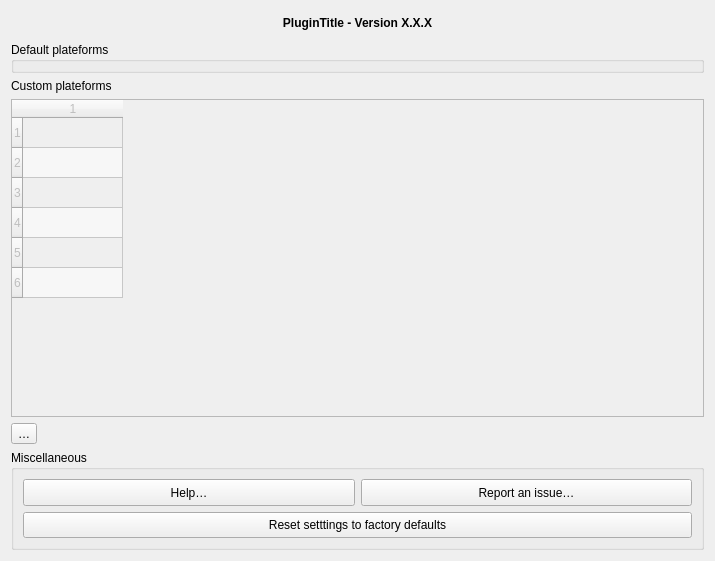
Above: plugin/idg/gui/dlg_settings.ui from geo2france/idg-qgis-plugin before the change. Below: the same form after it.
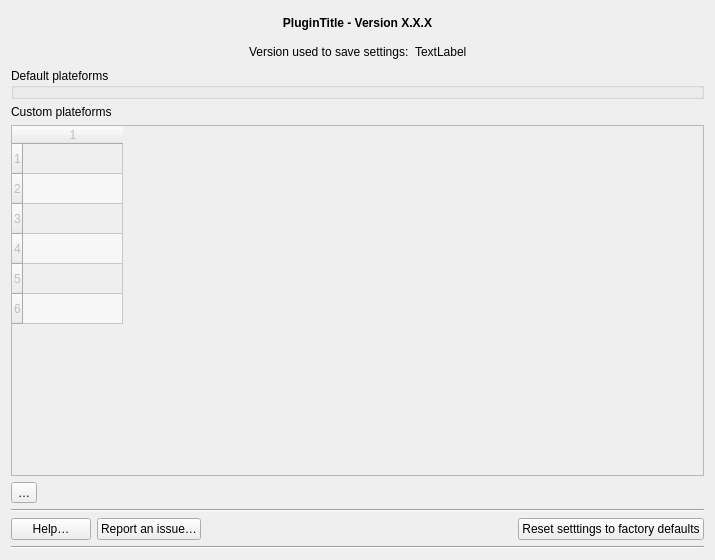
That is the form after the change.

Commit message: gui: improve preferences dialog layout

The edit to the form file:
```diff
--- a/plugin/idg/gui/dlg_settings.ui
+++ b/plugin/idg/gui/dlg_settings.ui
@@ -7,7 +7,7 @@
     <x>0</x>
     <y>0</y>
     <width>715</width>
-    <height>561</height>
+    <height>560</height>
    </rect>
   </property>
   <property name="windowTitle">
@@ -60,11 +60,61 @@
      </property>
     </widget>
    </item>
+   <item>
+    <layout class="QHBoxLayout" name="version_used_layout">
+     <item>
+      <spacer name="horizontalSpacer_3">
+       <property name="orientation">
+        <enum>Qt::Horizontal</enum>
+       </property>
+       <property name="sizeHint" stdset="0">
+        <size>
+         <width>40</width>
+         <height>20</height>
+        </size>
+       </property>
+      </spacer>
+     </item>
+     <item>
+      <widget class="QLabel" name="lbl_version_saved">
+       <property name="locale">
+        <locale language="English" country="UnitedStates"/>
+       </property>
+       <property name="text">
+        <string>Version used to save settings:</string>
+       </property>
+      </widget>
+     </item>
+     <item>
+      <widget class="QLabel" name="lbl_version_saved_value">
+       <property name="text">
+        <string>TextLabel</string>
+       </property>
+      </widget>
+     </item>
+     <item>
+      <spacer name="horizontalSpacer_2">
+       <property name="orientation">
+        <enum>Qt::Horizontal</enum>
+       </property>
+       <property name="sizeHint" stdset="0">
+        <size>
+         <width>40</width>
+         <height>20</height>
+        </size>
+       </property>
+      </spacer>
+     </item>
+    </layout>
+   </item>
    <item>
     <widget class="QGroupBox" name="groupBox_stock">
      <property name="title">
       <string>Default plateforms</string>
      </property>
+     <property name="flat">
+      <bool>false</bool>
+     </property>
     </widget>
    </item>
    <item>
@@ -114,40 +164,19 @@
     </widget>
    </item>
    <item>
-    <widget class="QGroupBox" name="grp_misc">
-     <property name="minimumSize">
-      <size>
-       <width>0</width>
-       <height>100</height>
-      </size>
+    <widget class="Line" name="line">
+     <property name="orientation">
+      <enum>Qt::Horizontal</enum>
      </property>
-     <property name="locale">
-      <locale language="English" country="UnitedStates"/>
-     </property>
-     <property name="title">
-      <string>Miscellaneous</string>
-     </property>
-     <property name="flat">
-      <bool>false</bool>
-     </property>
-     <layout class="QGridLayout" name="gridLayout">
-      <item row="0" column="0">
+    </widget>
+   </item>
+   <item>
+    <layout class="QHBoxLayout" name="button_layout">
+     <item>
        <widget class="QPushButton" name="btn_help">
         <property name="enabled">
          <bool>true</bool>
         </property>
-        <property name="minimumSize">
-         <size>
-          <width>200</width>
-          <height>25</height>
-         </size>
-        </property>
-        <property name="maximumSize">
-         <size>
-          <width>500</width>
-          <height>30</height>
-         </size>
-        </property>
         <property name="locale">
          <locale language="English" country="UnitedStates"/>
         </property>
@@ -156,23 +185,37 @@
         </property>
        </widget>
       </item>
-      <item row="1" column="0" colspan="2">
+     <item>
+      <widget class="QPushButton" name="btn_report">
+       <property name="enabled">
+        <bool>true</bool>
+       </property>
+       <property name="locale">
+        <locale language="English" country="UnitedStates"/>
+       </property>
+       <property name="text">
+        <string>Report an issue…</string>
+       </property>
+      </widget>
+     </item>
+     <item>
+      <spacer name="horizontalSpacer">
+       <property name="orientation">
+        <enum>Qt::Horizontal</enum>
+       </property>
+       <property name="sizeHint" stdset="0">
+        <size>
+         <width>40</width>
+         <height>20</height>
+        </size>
+       </property>
+      </spacer>
+     </item>
+     <item>
        <widget class="QPushButton" name="btn_reset">
         <property name="enabled">
          <bool>true</bool>
         </property>
-        <property name="minimumSize">
-         <size>
-          <width>200</width>
-          <height>25</height>
-         </size>
-        </property>
-        <property name="maximumSize">
-         <size>
-          <width>16777215</width>
-          <height>30</height>
-         </size>
-        </property>
         <property name="autoFillBackground">
          <bool>true</bool>
         </property>
@@ -181,32 +224,13 @@
         </property>
        </widget>
       </item>
-      <item row="0" column="1">
-       <widget class="QPushButton" name="btn_report">
-        <property name="enabled">
-         <bool>true</bool>
-        </property>
-        <property name="minimumSize">
-         <size>
-          <width>200</width>
-          <height>25</height>
-         </size>
-        </property>
-        <property name="maximumSize">
-         <size>
-          <width>500</width>
-          <height>30</height>
-         </size>
-        </property>
-        <property name="locale">
-         <locale language="English" country="UnitedStates"/>
-        </property>
-        <property name="text">
-         <string>Report an issue…</string>
-        </property>
-       </widget>
-      </item>
-     </layout>
+    </layout>
+   </item>
+   <item>
+    <widget class="Line" name="line_2">
+     <property name="orientation">
+      <enum>Qt::Horizontal</enum>
+     </property>
     </widget>
    </item>
   </layout>
```
Lines whose indentation alone changed are shown as unchanged. The commit also changes 4 other files.
